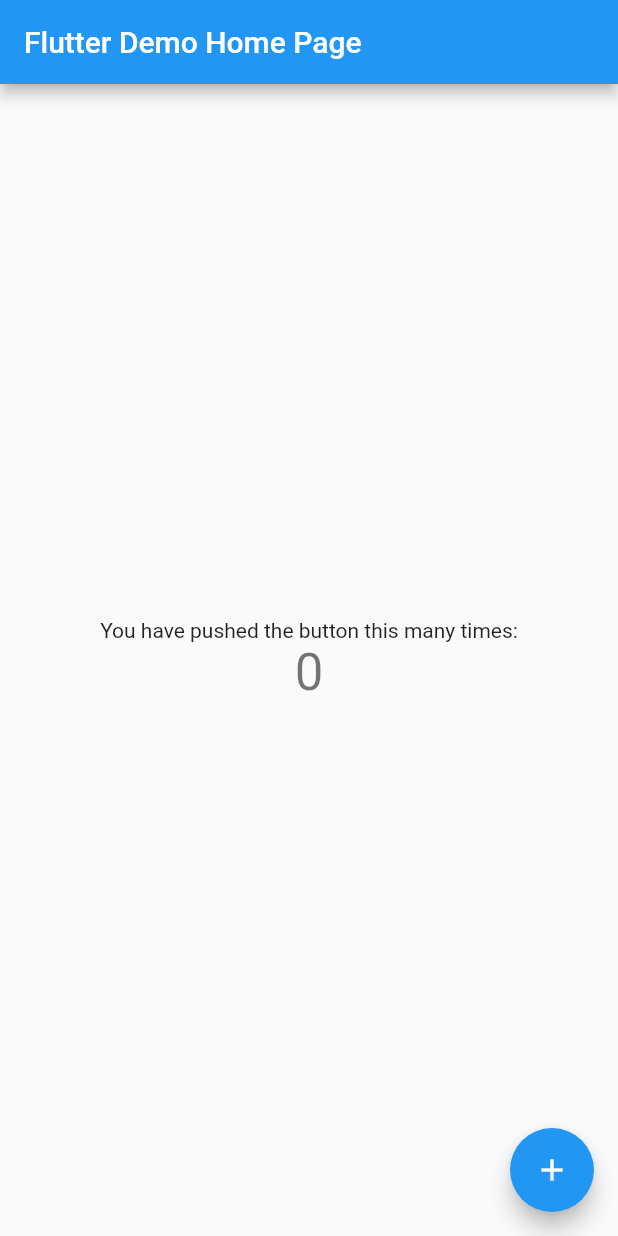
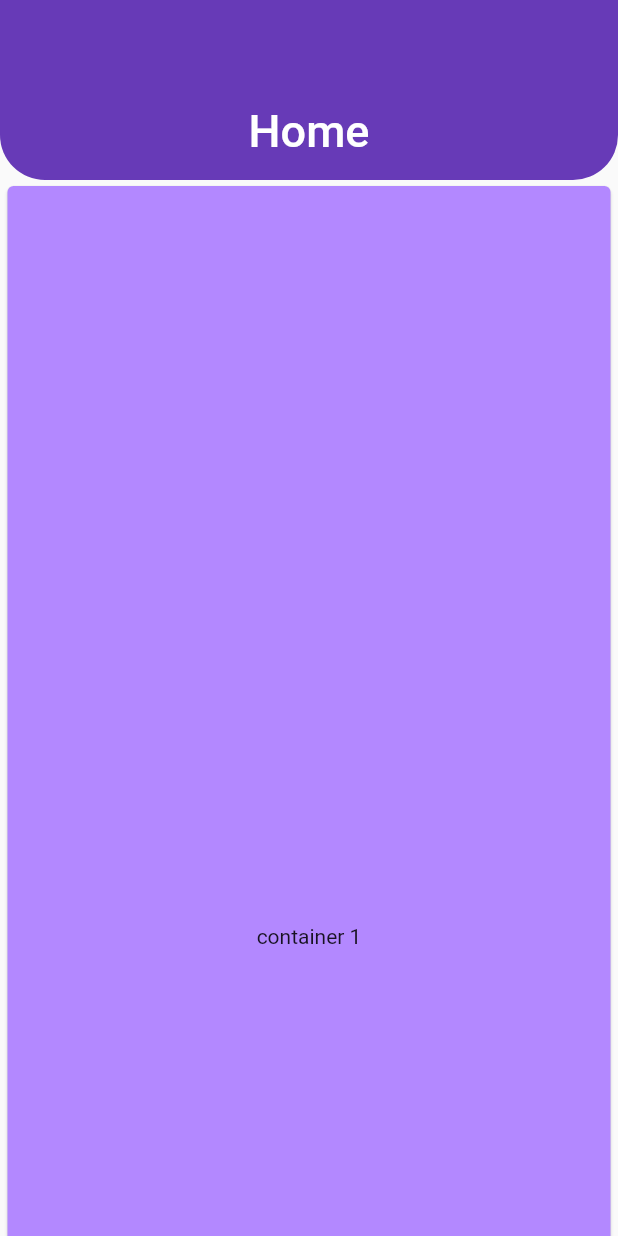
Before and after one commit to rhthk/FlutterChatApp, a Flutter app: the screen it shows after launch, on a phone screen of 412 x 824 dp. Run offline on Flutter 3.47's test engine with Material 2 defaults, Android fonts, the light colour scheme and no system bars.

Commit message:
no message

```diff
--- a/lib/main.dart
+++ b/lib/main.dart
@@ -1,4 +1,5 @@
 import 'package:flutter/material.dart';
+import 'ui/home.dart';
 
 void main() {
   runApp(MyApp());
@@ -11,103 +12,11 @@
     return MaterialApp(
       title: 'Flutter Demo',
       theme: ThemeData(
-        // This is the theme of your application.
-        //
-        // Try running your application with "flutter run". You'll see the
-        // application has a blue toolbar. Then, without quitting the app, try
-        // changing the primarySwatch below to Colors.green and then invoke
-        // "hot reload" (press "r" in the console where you ran "flutter run",
-        // or simply save your changes to "hot reload" in a Flutter IDE).
-        // Notice that the counter didn't reset back to zero; the application
-        // is not restarted.
-        primarySwatch: Colors.blue,
+        primarySwatch: Colors.deepPurple,
+        visualDensity: VisualDensity.adaptivePlatformDensity,
       ),
-      home: MyHomePage(title: 'Flutter Demo Home Page'),
+      debugShowCheckedModeBanner: false,
+      home: HomeUI(),
     );
   }
 }
-
-class MyHomePage extends StatefulWidget {
-  MyHomePage({Key key, this.title}) : super(key: key);
-
-  // This widget is the home page of your application. It is stateful, meaning
-  // that it has a State object (defined below) that contains fields that affect
-  // how it looks.
-
-  // This class is the configuration for the state. It holds the values (in this
-  // case the title) provided by the parent (in this case the App widget) and
-  // used by the build method of the State. Fields in a Widget subclass are
-  // always marked "final".
-
-  final String title;
-
-  @override
-  _MyHomePageState createState() => _MyHomePageState();
-}
-
-class _MyHomePageState extends State<MyHomePage> {
-  int _counter = 0;
-
-  void _incrementCounter() {
-    setState(() {
-      // This call to setState tells the Flutter framework that something has
-      // changed in this State, which causes it to rerun the build method below
-      // so that the display can reflect the updated values. If we changed
-      // _counter without calling setState(), then the build method would not be
-      // called again, and so nothing would appear to happen.
-      _counter++;
-    });
-  }
-
-  @override
-  Widget build(BuildContext context) {
-    // This method is rerun every time setState is called, for instance as done
-    // by the _incrementCounter method above.
-    //
-    // The Flutter framework has been optimized to make rerunning build methods
-    // fast, so that you can just rebuild anything that needs updating rather
-    // than having to individually change instances of widgets.
-    return Scaffold(
-      appBar: AppBar(
-        // Here we take the value from the MyHomePage object that was created by
-        // the App.build method, and use it to set our appbar title.
-        title: Text(widget.title),
-      ),
-      body: Center(
-        // Center is a layout widget. It takes a single child and positions it
-        // in the middle of the parent.
-        child: Column(
-          // Column is also a layout widget. It takes a list of children and
-          // arranges them vertically. By default, it sizes itself to fit its
-          // children horizontally, and tries to be as tall as its parent.
-          //
-          // Invoke "debug painting" (press "p" in the console, choose the
-          // "Toggle Debug Paint" action from the Flutter Inspector in Android
-          // Studio, or the "Toggle Debug Paint" command in Visual Studio Code)
-          // to see the wireframe for each widget.
-          //
-          // Column has various properties to control how it sizes itself and
-          // how it positions its children. Here we use mainAxisAlignment to
-          // center the children vertically; the main axis here is the vertical
-          // axis because Columns are vertical (the cross axis would be
-          // horizontal).
-          mainAxisAlignment: MainAxisAlignment.center,
-          children: <Widget>[
-            Text(
-              'You have pushed the button this many times:',
-            ),
-            Text(
-              '$_counter',
-              style: Theme.of(context).textTheme.headline4,
-            ),
-          ],
-        ),
-      ),
-      floatingActionButton: FloatingActionButton(
-        onPressed: _incrementCounter,
-        tooltip: 'Increment',
-        child: Icon(Icons.add),
-      ), // This trailing comma makes auto-formatting nicer for build methods.
-    );
-  }
-}
--- /dev/null
+++ b/lib/ui/home.dart
@@ -0,0 +1,52 @@
+import 'package:flutter/material.dart';
+
+class HomeUI extends StatefulWidget {
+  @override
+  _HomeUIState createState() => _HomeUIState();
+}
+
+class _HomeUIState extends State<HomeUI> {
+  String title = "Home";
+
+  @override
+  Widget build(BuildContext context) {
+    return Scaffold(
+      body: CustomScrollView(
+        slivers: [
+          SliverAppBar(
+            expandedHeight: 120.0,
+            floating: true,
+            pinned: true,
+            shape: RoundedRectangleBorder(
+                borderRadius: BorderRadius.only(
+                    bottomLeft: Radius.circular(30),
+                    bottomRight: Radius.circular(30))),
+            flexibleSpace: const FlexibleSpaceBar(
+              centerTitle: true,
+              title: Text(
+                "Home",
+                style: TextStyle(color: Colors.white),
+              ),
+            ),
+          ),
+          SliverList(
+            delegate: SliverChildListDelegate(
+              <Widget>[
+                Center(
+                  child: Card(
+                    color: Colors.deepPurpleAccent.shade100,
+                    child: Container(
+                      height: 1000,
+                      width: MediaQuery.of(context).size.width - 10,
+                      child: Center(child: Text("container 1")),
+                    ),
+                  ),
+                ),
+              ],
+            ),
+          ),
+        ],
+      ),
+    );
+  }
+}
```
Also changed, not shown: 1 other file.
